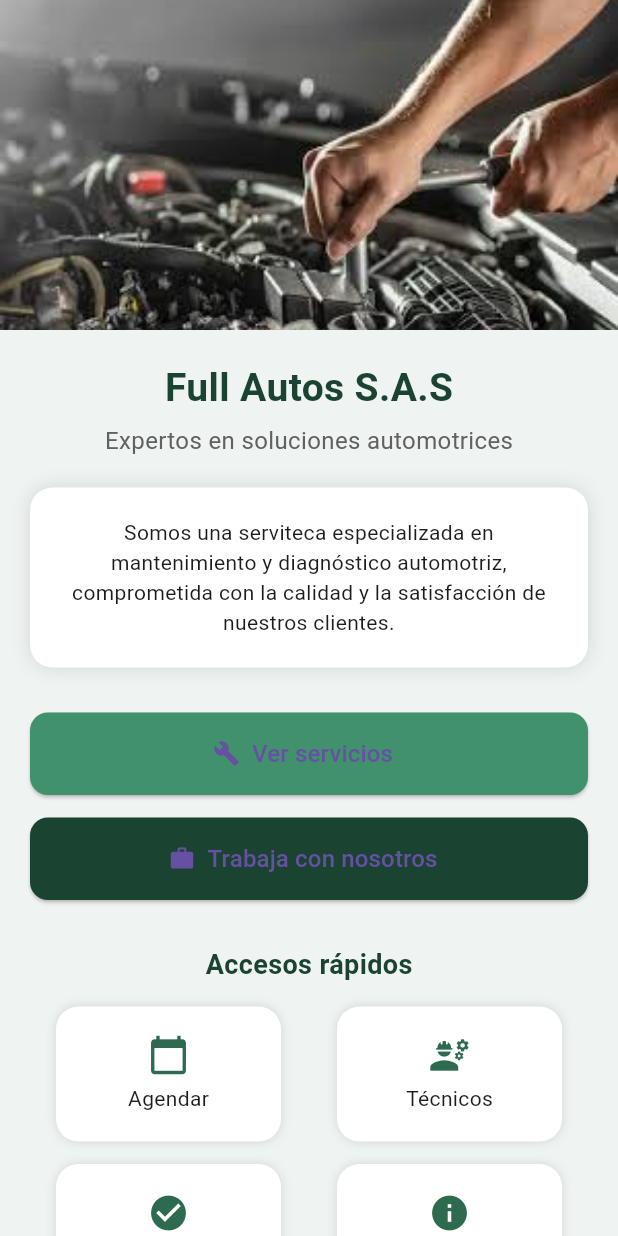
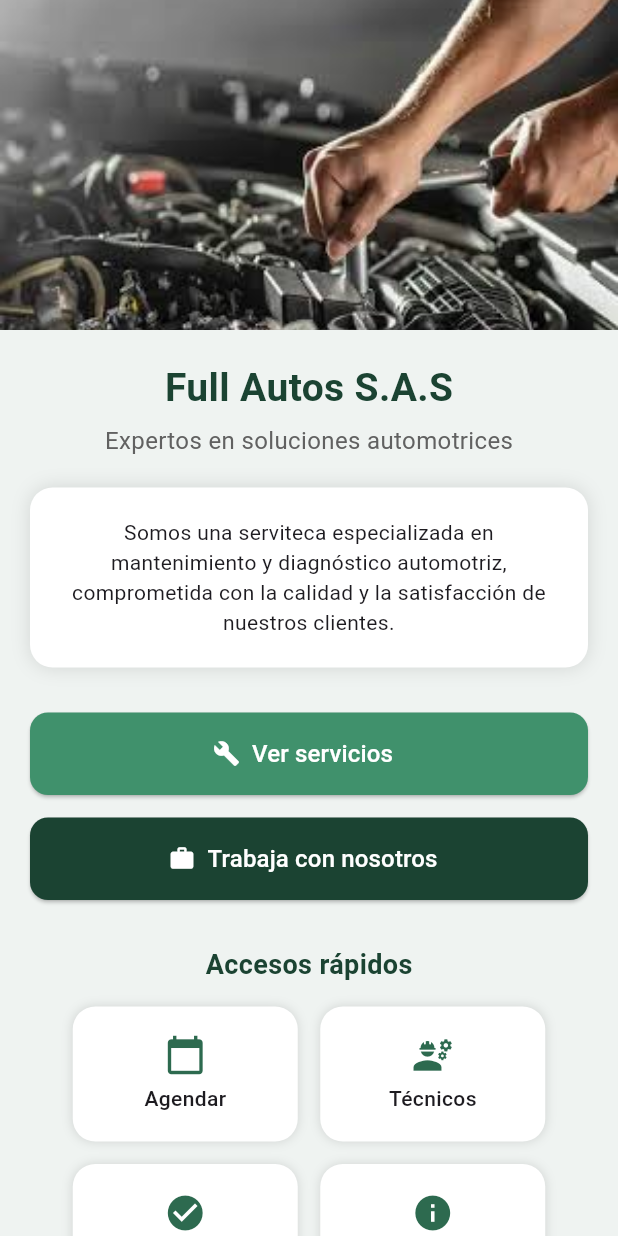
Before and after one commit to JhonLozano2/app_full_autos, a Flutter app: the screen it shows after launch, on a phone screen of 412 x 824 dp. Run offline on Flutter 3.47's test engine with Material 3 defaults, Android fonts, the phone set to English and light mode, and no system bars.

Commit message:
feat: add REQ-F01 + informacion general + servicios

```diff
--- a/lib/pantalla_inicio.dart
+++ b/lib/pantalla_inicio.dart
@@ -7,181 +7,227 @@ import 'tareas.dart';
 import 'informacion_institucional.dart';
 
 class PantallaInicio extends StatelessWidget {
+  const PantallaInicio({super.key});
+
+  // Colores constantes para mantener consistencia
+  static const Color primaryGreen = Color(0xFF1B4332);
+  static const Color accentGreen = Color(0xFF40916C);
+  static const Color backgroundColor = Color(0xFFEFF3F1);
+
   @override
   Widget build(BuildContext context) {
     return Scaffold(
-      backgroundColor: Color(0xFFEFF3F1),
+      backgroundColor: backgroundColor,
       body: SingleChildScrollView(
         child: Column(
           children: [
+            const _HeaderImage(),
+            const SizedBox(height: 20),
+            const _TitleSection(),
+            const SizedBox(height: 20),
+            const _DescriptionCard(),
+            const SizedBox(height: 30),
 
-            // IMAGEN SUPERIOR
-            Container(
+            // Botones Principales
+            _BotonPrincipal(
+              texto: 'Ver servicios',
+              icono: Icons.build,
+              color: accentGreen,
+              onTap: () => _navegar(context, const PantallaServicios()),
+            ),
+            const SizedBox(height: 15),
+            _BotonPrincipal(
+              texto: 'Trabaja con nosotros',
+              icono: Icons.work,
+              color: primaryGreen,
+              onTap: () => _navegar(context, const PantallaTrabajo()),
+            ),
+
+            const SizedBox(height: 30),
+            const _SeccionTitulo(titulo: "Accesos rápidos"),
+            const SizedBox(height: 15),
+
+            // Grilla de accesos rápidos
+            Padding(
+              padding: const EdgeInsets.symmetric(horizontal: 20),
+              child: Wrap(
+                spacing: 15,
+                runSpacing: 15,
+                alignment: WrapAlignment.center,
+                children: [
+                  _BotonPequeno(
+                    texto: "Agendar",
+                    icono: Icons.calendar_today,
+                    onTap: () => _navegar(context, const AgendarCita())
+                  ),
+                  _BotonPequeno(
+                    texto: "Técnicos",
+                    icono: Icons.engineering,
+                    onTap: () => _navegar(context, const TecnicosColaboradores())
+                  ),
+                  _BotonPequeno(
+                    texto: "Tareas",
+                    icono: Icons.check_circle,
+                    onTap: () => _navegar(context, const Tareas())
+                  ),
+                  _BotonPequeno(
+                    texto: "Información",
+                    icono: Icons.info,
+                    onTap: () => _navegar(context, const InformacionInstitucional())
+                  ),
+                ],
+              ),
+            ),
+            const SizedBox(height: 30),
+          ],
+        ),
+      ),
+    );
+  }
+
+  void _navegar(BuildContext context, Widget pantalla) {
+    Navigator.push(context, MaterialPageRoute(builder: (context) => pantalla));
+  }
+}
+
+// --- SUB-WIDGETS EXTRAÍDOS ---
+
+class _HeaderImage extends StatelessWidget {
+  const _HeaderImage();
+  @override
+  Widget build(BuildContext context) {
+    return SizedBox(
       width: double.infinity,
       height: 220,
       child: Image.asset(
         'assets/images/Autos.png',
         fit: BoxFit.cover,
       ),
-            ),
+    );
+  }
+}
 
-            SizedBox(height: 20),
-
-            Text(
+class _TitleSection extends StatelessWidget {
+  const _TitleSection();
+  @override
+  Widget build(BuildContext context) {
+    return Column(
+      children: [
+        const Text(
           'Full Autos S.A.S',
           style: TextStyle(
             fontSize: 26,
             fontWeight: FontWeight.bold,
-                color: Color(0xFF1B4332),
+            color: PantallaInicio.primaryGreen,
           ),
         ),
-
-            SizedBox(height: 5),
-
+        const SizedBox(height: 5),
         Text(
           'Expertos en soluciones automotrices',
-              style: TextStyle(
-                fontSize: 16,
-                color: Colors.grey[700],
+          style: TextStyle(fontSize: 16, color: Colors.grey[700]),
         ),
-            ),
+      ],
+    );
+  }
+}
 
-            SizedBox(height: 20),
-
-            // TARJETA DESCRIPCIÓN
-            Padding(
-              padding: EdgeInsets.symmetric(horizontal: 20),
-              child: Container(
-                padding: EdgeInsets.all(20),
+class _DescriptionCard extends StatelessWidget {
+  const _DescriptionCard();
+  @override
+  Widget build(BuildContext context) {
+    return Container(
+      margin: const EdgeInsets.symmetric(horizontal: 20),
+      padding: const EdgeInsets.all(20),
       decoration: BoxDecoration(
         color: Colors.white,
         borderRadius: BorderRadius.circular(15),
-                  boxShadow: [
-                    BoxShadow(
-                      color: Colors.black12,
-                      blurRadius: 10,
-                    )
-                  ],
+        boxShadow: const [BoxShadow(color: Colors.black12, blurRadius: 10)],
       ),
-                child: Text(
+      child: const Text(
         'Somos una serviteca especializada en mantenimiento y diagnóstico automotriz, comprometida con la calidad y la satisfacción de nuestros clientes.',
         textAlign: TextAlign.center,
       ),
-              ),
-            ),
+    );
+  }
+}
 
-            SizedBox(height: 30),
-
-            // BOTÓN PRINCIPAL - SERVICIOS
-            botonPrincipal(
-              context,
-              'Ver servicios',
-              Icons.build,
-              PantallaServicios(),
-              Color(0xFF40916C),
-            ),
-
-            SizedBox(height: 15),
-
-            // BOTÓN PRINCIPAL - TRABAJO
-            botonPrincipal(
-              context,
-              'Trabaja con nosotros',
-              Icons.work,
-              PantallaTrabajo(),
-              Color(0xFF1B4332),
-            ),
-
-            SizedBox(height: 30),
-
-            // SECCIÓN ACCESOS RÁPIDOS
-            Text(
-              "Accesos rápidos",
-              style: TextStyle(
+class _SeccionTitulo extends StatelessWidget {
+  final String titulo;
+  const _SeccionTitulo({required this.titulo});
+  @override
+  Widget build(BuildContext context) {
+    return Text(
+      titulo,
+      style: const TextStyle(
         fontSize: 18,
         fontWeight: FontWeight.bold,
-                color: Color(0xFF1B4332),
-              ),
-            ),
-
-            SizedBox(height: 15),
-
-            // FILA 1
-            Row(
-              mainAxisAlignment: MainAxisAlignment.spaceEvenly,
-              children: [
-                botonPequeno(context, "Agendar", Icons.calendar_today, AgendarCita()),
-                botonPequeno(context, "Técnicos", Icons.engineering, TecnicosColaboradores()),
-              ],
-            ),
-
-            SizedBox(height: 15),
-
-            // FILA 2
-            Row(
-              mainAxisAlignment: MainAxisAlignment.spaceEvenly,
-              children: [
-                botonPequeno(context, "Tareas", Icons.check_circle, Tareas()),
-                botonPequeno(context, "Información", Icons.info, InformacionInstitucional()),
-              ],
-            ),
-
-            SizedBox(height: 30),
-          ],
-        ),
+        color: PantallaInicio.primaryGreen,
       ),
     );
   }
+}
 
-  // BOTÓN GRANDE
-  Widget botonPrincipal(BuildContext context, String texto, IconData icono, Widget pantalla, Color color) {
+class _BotonPrincipal extends StatelessWidget {
+  final String texto;
+  final IconData icono;
+  final Color color;
+  final VoidCallback onTap;
+
+  const _BotonPrincipal({
+    required this.texto,
+    required this.icono,
+    required this.color,
+    required this.onTap,
+  });
+
+  @override
+  Widget build(BuildContext context) {
     return Padding(
-      padding: EdgeInsets.symmetric(horizontal: 20),
+      padding: const EdgeInsets.symmetric(horizontal: 20),
       child: ElevatedButton.icon(
-        icon: Icon(icono),
-        label: Text(texto, style: TextStyle(fontSize: 16)),
+        icon: Icon(icono, color: Colors.white),
+        label: Text(texto, style: const TextStyle(fontSize: 16, color: Colors.white)),
         style: ElevatedButton.styleFrom(
           backgroundColor: color,
-          minimumSize: Size(double.infinity, 55),
-          shape: RoundedRectangleBorder(
-            borderRadius: BorderRadius.circular(12),
+          minimumSize: const Size(double.infinity, 55),
+          shape: RoundedRectangleBorder(borderRadius: BorderRadius.circular(12)),
         ),
-        ),
-        onPressed: () {
-          Navigator.push(
-            context,
-            MaterialPageRoute(builder: (context) => pantalla),
-          );
-        },
+        onPressed: onTap,
       ),
     );
   }
+}
 
-  // BOTÓN PEQUEÑO CUADRADO
-  Widget botonPequeno(BuildContext context, String texto, IconData icono, Widget pantalla) {
-    return GestureDetector(
-      onTap: () {
-        Navigator.push(
-          context,
-          MaterialPageRoute(builder: (context) => pantalla),
-        );
-      },
+class _BotonPequeno extends StatelessWidget {
+  final String texto;
+  final IconData icono;
+  final VoidCallback onTap;
+
+  const _BotonPequeno({
+    required this.texto,
+    required this.icono,
+    required this.onTap,
+  });
+
+  @override
+  Widget build(BuildContext context) {
+    return InkWell(
+      onTap: onTap,
+      borderRadius: BorderRadius.circular(15),
       child: Container(
         width: 150,
         height: 90,
         decoration: BoxDecoration(
           color: Colors.white,
           borderRadius: BorderRadius.circular(15),
-          boxShadow: [
-            BoxShadow(color: Colors.black12, blurRadius: 5)
-          ],
+          boxShadow: const [BoxShadow(color: Colors.black12, blurRadius: 5)],
         ),
         child: Column(
           mainAxisAlignment: MainAxisAlignment.center,
           children: [
-            Icon(icono, color: Color(0xFF2D6A4F), size: 28),
-            SizedBox(height: 5),
-            Text(texto),
+            Icon(icono, color: const Color(0xFF2D6A4F), size: 28),
+            const SizedBox(height: 5),
+            Text(texto, style: const TextStyle(fontWeight: FontWeight.w500)),
           ],
         ),
       ),
```
Lines whose indentation alone changed are shown as unchanged.
